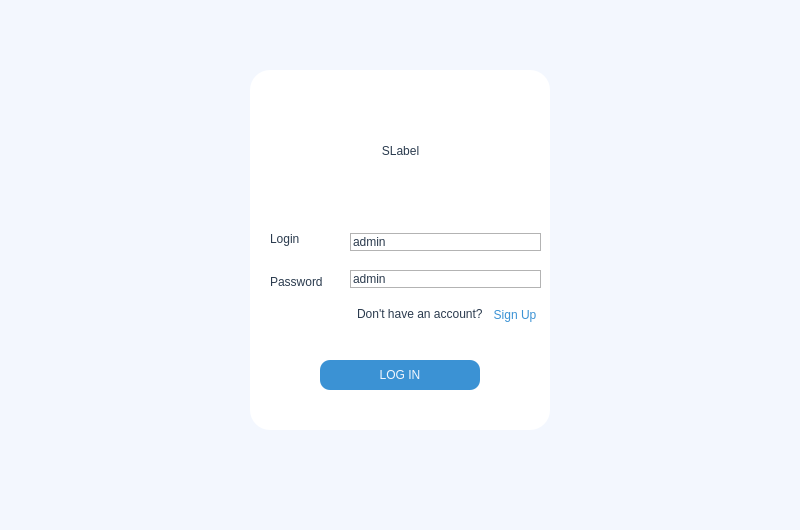
Above: uis/login_window.ui from pavdmit/sl before the change. Below: the same form after it.
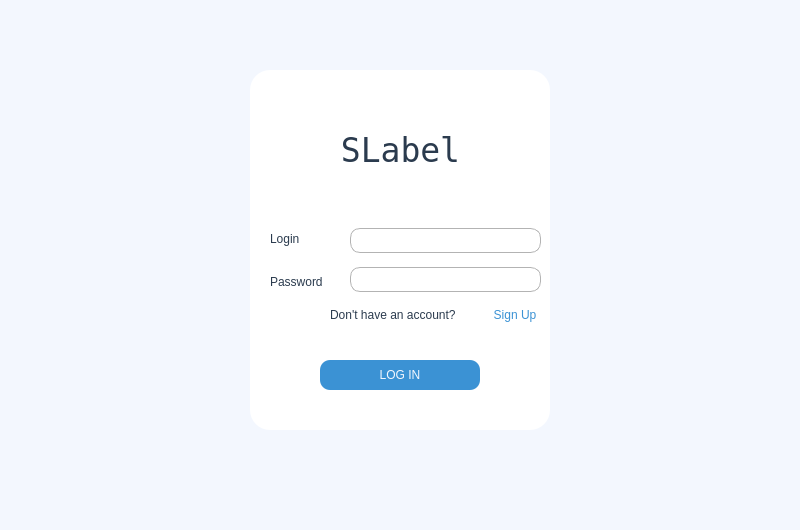
That is the form after the change.

What changed in the file:
```diff
--- a/uis/login_window.ui
+++ b/uis/login_window.ui
@@ -91,6 +91,12 @@
      <layout class="QVBoxLayout" name="verticalLayout">
       <item>
        <widget class="QLineEdit" name="email_input">
+        <property name="maximumSize">
+         <size>
+          <width>16777215</width>
+          <height>25</height>
+         </size>
+        </property>
         <property name="styleSheet">
          <string notr="true">QLineEdit {
 	border: 1px solid rgb(179, 179, 179);
@@ -99,12 +105,18 @@
 }</string>
         </property>
         <property name="text">
-         <string>admin</string>
+         <string/>
         </property>
        </widget>
       </item>
       <item>
        <widget class="QLineEdit" name="password_input">
+        <property name="maximumSize">
+         <size>
+          <width>16777215</width>
+          <height>25</height>
+         </size>
+        </property>
         <property name="styleSheet">
          <string notr="true">QLineEdit {
 	border: 1px solid rgb(179, 179, 179);
@@ -114,7 +126,7 @@
 </string>
         </property>
         <property name="text">
-         <string>admin</string>
+         <string/>
         </property>
        </widget>
       </item>
@@ -125,7 +137,7 @@
       <rect>
        <x>20</x>
        <y>150</y>
-       <width>71</width>
+       <width>73</width>
        <height>80</height>
       </rect>
      </property>
@@ -184,10 +196,10 @@
     <widget class="QLabel" name="label_4">
      <property name="geometry">
       <rect>
-       <x>107</x>
-       <y>236</y>
-       <width>131</width>
-       <height>16</height>
+       <x>80</x>
+       <y>235</y>
+       <width>161</width>
+       <height>20</height>
       </rect>
      </property>
      <property name="styleSheet">
@@ -230,6 +242,15 @@
        <height>61</height>
       </rect>
      </property>
+     <property name="font">
+      <font>
+       <family>Andale Mono</family>
+       <pointsize>25</pointsize>
+       <weight>50</weight>
+       <italic>false</italic>
+       <bold>false</bold>
+      </font>
+     </property>
      <property name="styleSheet">
       <string notr="true">font: 25pt &quot;Andale Mono&quot;;
 color:rgb(43,59,78);</string>
```
Left out of the diff: 6 changed lines with no effect on the pictures.
